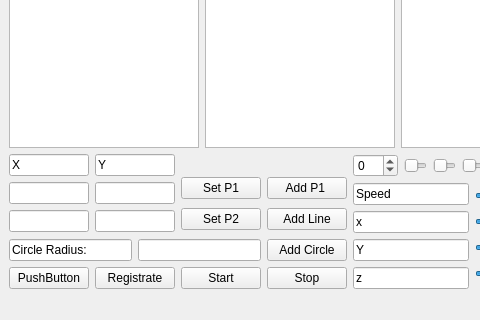
dzunder32/BachelorRobot, file CAPISample/robotdrawui.ui: the form before one commit; both pictures show x 0 to 480 and y 246 to 566 of the 600 by 566 pixel window.
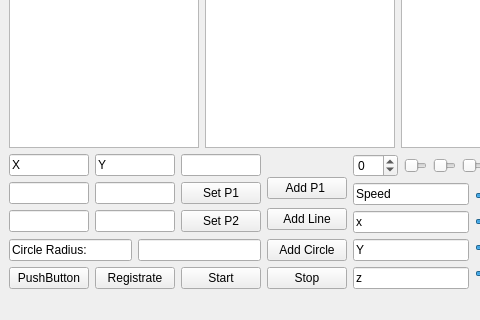
The form after the commit.

```diff
--- a/CAPISample/robotdrawui.ui
+++ b/CAPISample/robotdrawui.ui
@@ -157,17 +157,7 @@
           <item>
            <layout class="QVBoxLayout" name="verticalLayout_6">
             <item>
-             <spacer name="horizontalSpacer_4">
-              <property name="orientation">
-               <enum>Qt::Horizontal</enum>
-              </property>
-              <property name="sizeHint" stdset="0">
-               <size>
-                <width>40</width>
-                <height>20</height>
-               </size>
-              </property>
-             </spacer>
+             <widget class="QLineEdit" name="lineEdit_3"/>
             </item>
             <item>
              <widget class="QPushButton" name="pushButton_setP1">
```
Left out of the diff: 11 changed lines with no effect on the pictures.
